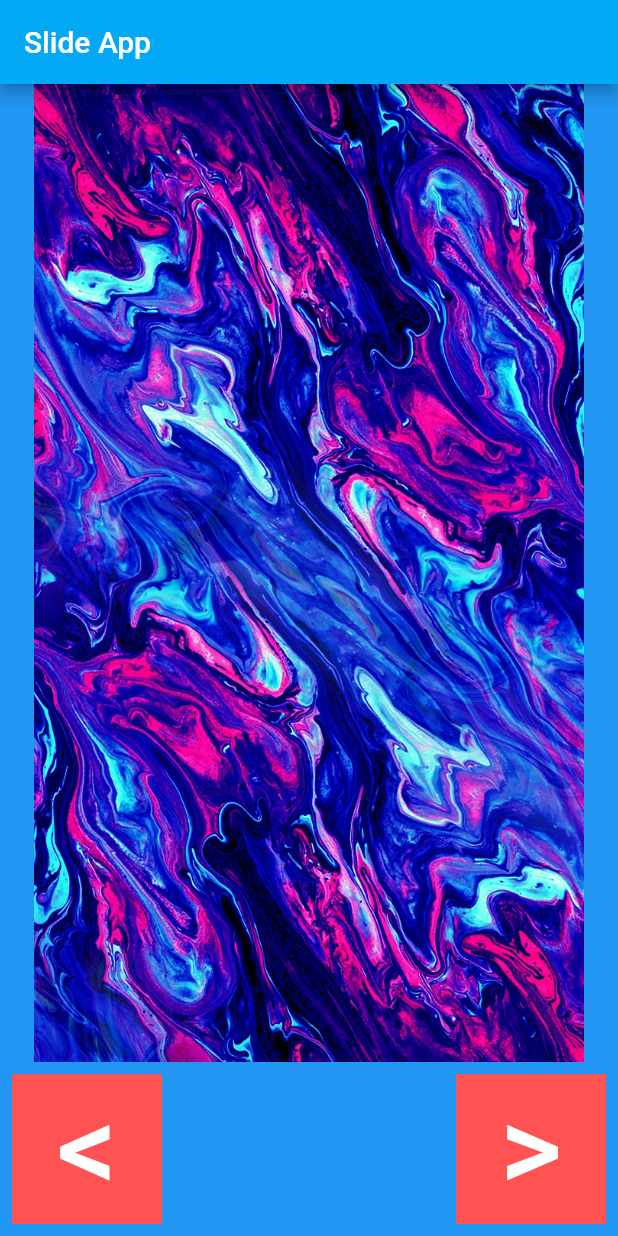
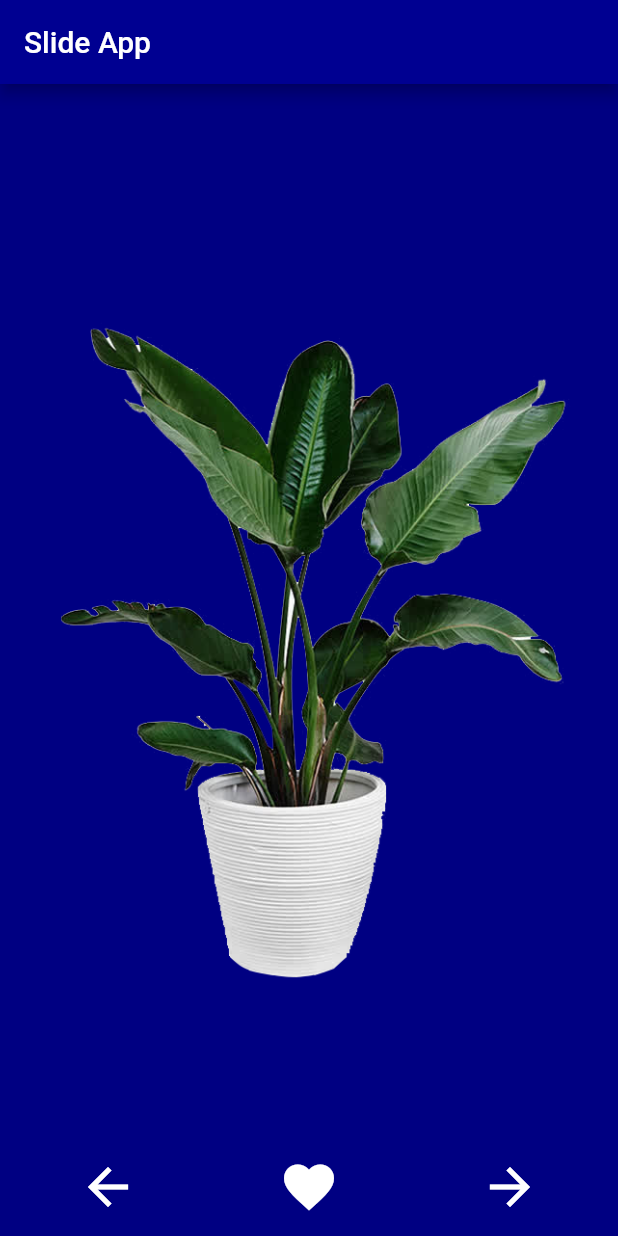
Before and after one commit to DnajaAraujo/ifpi-ads-2022_1-programacao-dispositivos-moveis, a Flutter app: the screen it shows after launch, on a phone screen of 412 x 824 dp. Run offline on Flutter 3.47's test engine with Material 2 defaults, Android fonts, the phone set to English and light mode, and no system bars.

Commit message:
Atualiza repositório

```diff
--- a/exercicios-flutter02/slide_app/lib/main.dart
+++ b/exercicios-flutter02/slide_app/lib/main.dart
@@ -4,10 +4,10 @@ void main() {
   runApp(
     MaterialApp(
       home: Scaffold(
-      backgroundColor: Colors.blue,
+      backgroundColor: Color.fromARGB(255, 0, 0, 130),
         appBar: AppBar(
           title: const Text('Slide App'),
-          backgroundColor: Colors.lightBlue,
+          backgroundColor: Color.fromARGB(255, 0, 0, 145),
         ),
         body: SlidePage(),
       ),
@@ -24,16 +24,65 @@ class SlidePage extends StatefulWidget {
 
 class _SlidePageState extends State<SlidePage> {
   int imageKey = 1;
+  int like = 0;
+  Color colorLike = Colors.white;
+  late List likeList = createLikeList();
 
+  // "Database"
+  List createLikeList() {
+    List list = [0,0,0,0,0];
+
+    for (int i = 0; i < 5; i++) {
+      list[i] = [i+1, 0];
+    }
+    return list;
+  }
+
+  void updateLikeList(int key, int status) {
+    likeList[key-1] = [key, status];
+  }
+
+  int getLikeFromList(int key) {
+    return likeList[key-1][1];
+  }
+
+
+  // Images update
   void previousImage() {
     setState(() {
-      if (imageKey > 1) imageKey --;
+      if (imageKey > 1) {
+        updateLikeList(imageKey, like);
+        imageKey --;
+      }
     });
   }
 
   void nextImage() {
     setState(() {
-      if (imageKey < 5) imageKey ++;
+      if (imageKey < 5) {
+        updateLikeList(imageKey, like);
+        imageKey ++;
+      }
+    });
+  }
+
+  void changeLike() {
+    setState(() {
+      if (like == 0) {
+        like = 1;
+        colorLike = Colors.redAccent;
+      }
+      else {
+        like = 0;
+        colorLike = Colors.white;
+      }
+    });
+  }
+
+  void changeColor(int like) {
+    setState(() {
+      if (like != 1) colorLike = Colors.white;
+      else colorLike = Colors.redAccent;
     });
   }
 
@@ -44,24 +93,41 @@ class _SlidePageState extends State<SlidePage> {
       child: Column(
         children: <Widget>[
           Expanded(
-            child: Image.asset('images/img$imageKey.jpg'),
+            child: Container(
+              margin: const EdgeInsets.all(10),
+              child: Image.asset('images/img$imageKey.png'),
             ),
-          Row(
-            mainAxisAlignment: MainAxisAlignment.spaceBetween,
+          ),
+          Container(
+            margin: const EdgeInsets.all(5),
+            child: Row(
+              mainAxisAlignment: MainAxisAlignment.spaceAround,
+              crossAxisAlignment: CrossAxisAlignment.start,
               children: [
                 TextButton(
-                child: buildContainer('<', Colors.redAccent, 100, 100),
+                  child: buildIcon(0, Colors.white, 40),
                   onPressed: () {
                     previousImage();
+                    like = getLikeFromList(imageKey);
+                    changeColor(like);
                   }
                 ),
                 TextButton(
-                child: buildContainer('>', Colors.redAccent, 100, 100),
+                  child: buildIcon(2, colorLike, 40),
+                  onPressed: () {
+                    changeLike();
+                  }
+                ),
+                TextButton(
+                  child: buildIcon(1, Colors.white, 40),
                   onPressed: () {
                     nextImage();
+                    like = getLikeFromList(imageKey);
+                    changeColor(like);
                   }
                 ),
               ],
+            ),
           )
         ]
       ),
@@ -70,18 +136,16 @@ class _SlidePageState extends State<SlidePage> {
 }
 
 
-Container buildContainer(String text, Color color, double width, double height) {
-  return Container(
-      width: width,
-      height: height,
+Icon buildIcon(int index, Color color, double size) {
+  List<IconData> icons = [
+    Icons.arrow_back,
+    Icons.arrow_forward,
+    Icons.favorite,
+  ];
+
+  return Icon(
+          icons[index],
+          size: size,
           color: color,
-      child: Center(
-        child: Text(text,
-          style: const TextStyle(
-            color: Colors.white,
-            fontSize: 80
-          ),
-        ),
-      )
       );
 }
--- a/exercicios-flutter02/slide_app/pubspec.yaml
+++ b/exercicios-flutter02/slide_app/pubspec.yaml
@@ -60,7 +60,7 @@ flutter:
   # To add assets to your application, add an assets section, like this:
   assets:
    - images/
-  #   - images/a_dot_ham.jpeg
+#   - images/a_dot_ham.jpeg
 
   # An image asset can refer to one or more resolution-specific "variants", see
   # https://flutter.dev/assets-and-images/#resolution-aware.
```
Also changed, not shown: exercicios-flutter02/slide_app/images/img1.jpg (deleted), exercicios-flutter02/slide_app/images/img1.png (added), exercicios-flutter02/slide_app/images/img2.jpg (deleted), exercicios-flutter02/slide_app/images/img2.png (added), exercicios-flutter02/slide_app/images/img3.jpg (deleted), exercicios-flutter02/slide_app/images/img3.png (added), exercicios-flutter02/slide_app/images/img4.jpg (deleted), exercicios-flutter02/slide_app/images/img4.png (added), exercicios-flutter02/slide_app/images/img5.jpg (deleted), exercicios-flutter02/slide_app/images/img5.png (added), 17 other files. Lines whose indentation alone changed are shown as unchanged.
